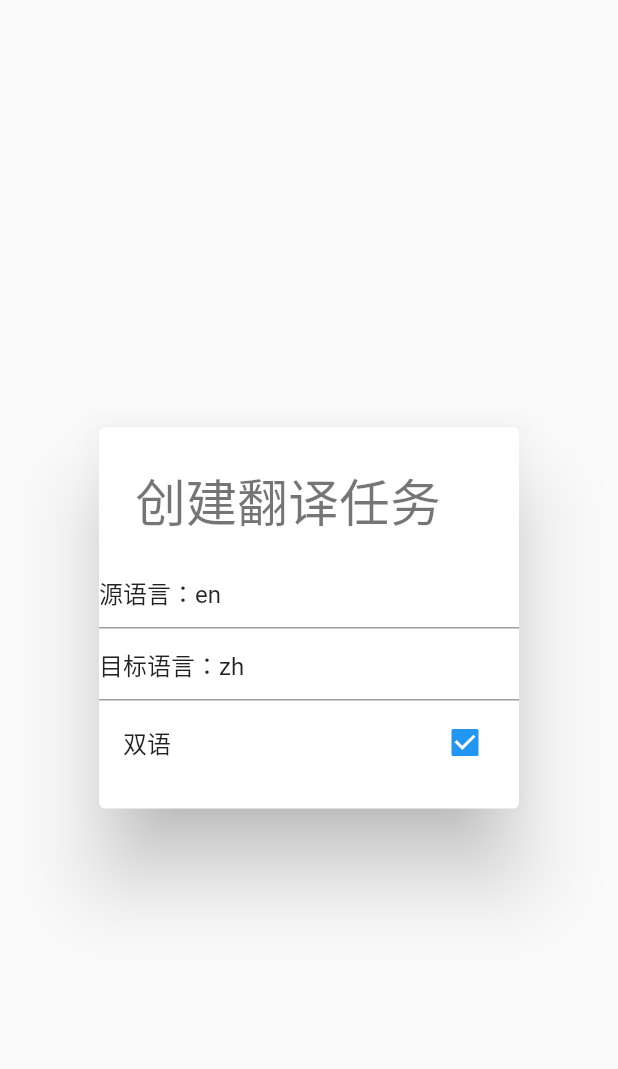
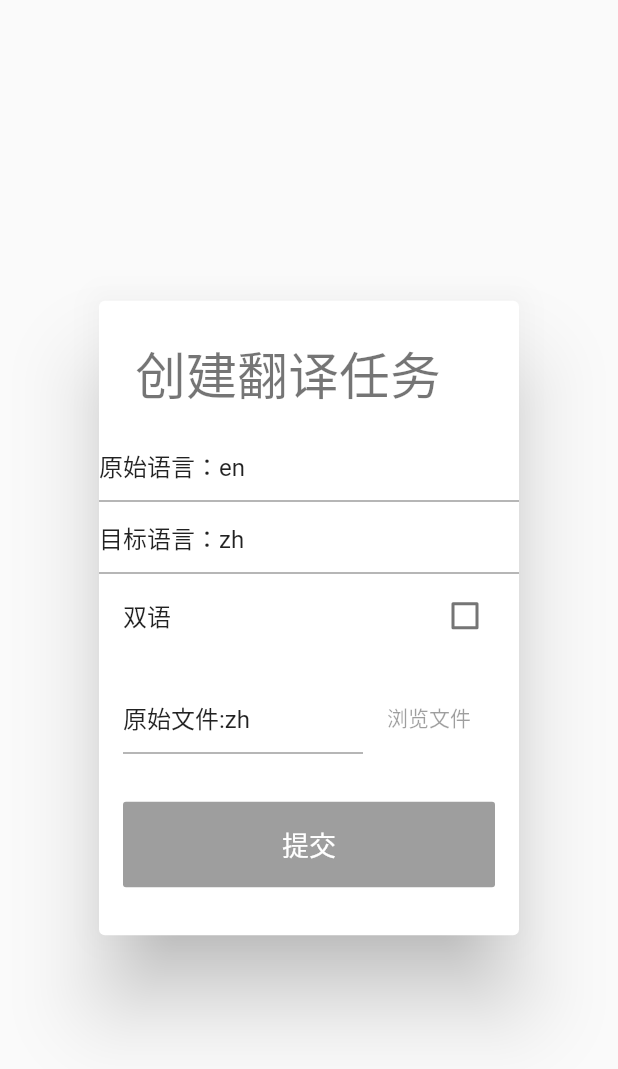
Before and after one commit to JerryZhou343/cctool, a Flutter app: what buildTranslateTask() shows on an empty page, opened directly, on a phone screen of 412 x 824 dp. Shown: the top 1069 px of the screen. Run offline on Flutter 3.47's test engine with Material 2 defaults, Android fonts, the phone set to English and light mode, and no system bars.

Commit message:
feat:增加编辑表单

```diff
--- /dev/null
+++ b/lib/widgets/form_check_box.dart
@@ -0,0 +1,31 @@
+import 'package:flutter/material.dart';
+
+class CheckboxFormField extends FormField<bool> {
+  CheckboxFormField(
+      {Widget title,
+      @required BuildContext context,
+      FormFieldSetter<bool> onSaved,
+      FormFieldValidator<bool> validator,
+      bool initialValue = false,
+      bool autovalidate = false})
+      : super(
+            onSaved: onSaved,
+            validator: validator,
+            initialValue: initialValue,
+            autovalidate: autovalidate,
+            builder: (FormFieldState<bool> state) {
+              return CheckboxListTile(
+                dense: state.hasError,
+                title: title,
+                value: state.value,
+                onChanged: state.didChange,
+                subtitle: state.hasError
+                    ? Text(
+                        state.errorText,
+                        style: TextStyle(color: Theme.of(context).errorColor),
+                      )
+                    : null,
+                controlAffinity: ListTileControlAffinity.platform,
+              );
+            });
+}
--- a/lib/widgets/translate_task.dart
+++ b/lib/widgets/translate_task.dart
@@ -1,16 +1,23 @@
 import 'package:cctool/model/translate_task.dart';
 import 'package:flutter/material.dart';
-import 'package:cctool/model/choice.dart';
-import 'package:cctool/common/const.dart';
+import 'package:cctool/widgets/form_check_box.dart';
 
 Widget buildTranslateTask(BuildContext context) {
   var task = TranslateTask();
   task.from = "en";
   task.to = "zh";
   task.merge = false;
-
   var style = TextStyle(fontSize: 16, decoration: TextDecoration.none);
   final TextStyle headStyle = Theme.of(context).textTheme.headline4;
+
+  var checkBox = CheckboxFormField(
+    title: Title(color: Colors.lightBlue, child: Text("双语", style: style)),
+    context: context,
+    onSaved: (bool value) {
+      task.merge = value;
+    },
+  );
+
   //var titleStyle = TextStyle(fontSize: 20, decoration: TextDecoration.none);
   return SimpleDialog(
     title:
@@ -21,7 +28,7 @@ Widget buildTranslateTask(BuildContext context) {
         TextFormField(
           initialValue: task.from,
           decoration: InputDecoration(
-            prefixText: '源语言：',
+            prefixText: '原始语言：',
             prefixStyle: style,
           ),
           validator: (value) {
@@ -47,14 +54,49 @@ Widget buildTranslateTask(BuildContext context) {
           // 当用户确定已经完成编辑时触发
           onFieldSubmitted: (value) {},
         ),
-        CheckboxListTile(
-          title: const Text('双语'),
-          activeColor: Colors.blue,
-          value: true,
-          onChanged: (bool value) {
-            task.merge = value;
-          },
-        ),
+        checkBox,
+        Container(
+            padding: EdgeInsets.all(16),
+            child: Row(
+              mainAxisSize: MainAxisSize.min,
+              children: <Widget>[
+                Expanded(
+                    child: TextFormField(
+                  initialValue: task.to,
+                  decoration:
+                      InputDecoration(prefixStyle: style, prefixText: "原始文件:"),
+                  validator: (value) {
+                    return value.trim().length > 0 ? null : "不能为空";
+                  },
+                  //当 Form 表单调用保存方法 Save时回调的函数。
+                  onSaved: (value) {
+                    task.from = value;
+                  },
+                  // 当用户确定已经完成编辑时触发
+                  onFieldSubmitted: (value) {},
+                )),
+                FlatButton(onPressed: null, child: Text("浏览文件"))
+              ],
+            )),
+        Container(
+          padding: EdgeInsets.all(16),
+          child: Row(
+            children: <Widget>[
+              Expanded(
+                child: RaisedButton(
+                  padding: EdgeInsets.all(15),
+                  child: Text(
+                    "提交",
+                    style: TextStyle(fontSize: 18),
+                  ),
+                  textColor: Colors.white,
+                  color: Theme.of(context).primaryColor,
+                  //onPressed: login,
+                ),
+              ),
+            ],
+          ),
+        )
       ])),
     ],
   );
```
